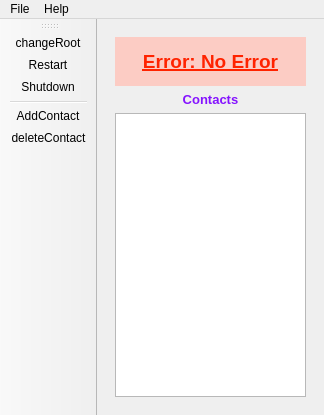
LaKabane/tNETacle, file client/qt/client.ui: the form before one commit.
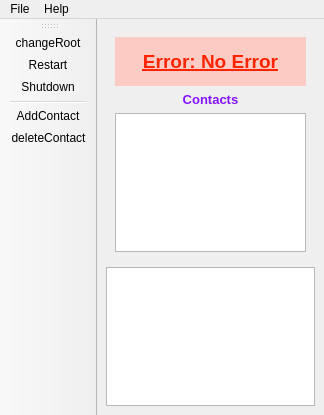
The form after the commit. Icons and pictures are not drawn.

The edit to the form file:
```diff
--- a/client/qt/client.ui
+++ b/client/qt/client.ui
@@ -528,6 +528,13 @@
       </layout>
      </widget>
     </item>
+    <item row="2" column="0">
+     <widget class="QTextEdit" name="log">
+      <property name="textInteractionFlags">
+       <set>Qt::TextBrowserInteraction</set>
+      </property>
+     </widget>
+    </item>
    </layout>
   </widget>
   <widget class="QToolBar" name="toolBar">
```
